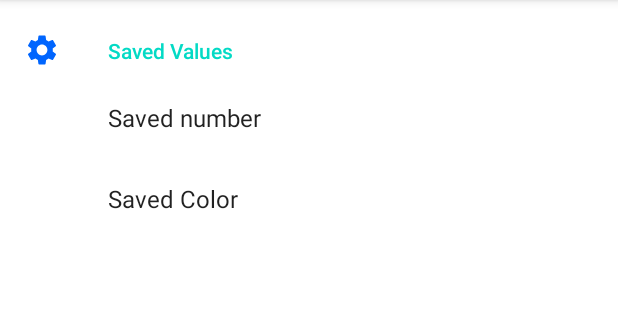
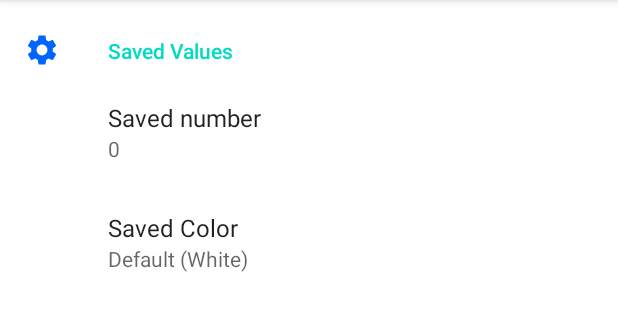
Before and after one commit to gitthebread/AppSettings, an Android app: the SettingsActivity screen opened directly, with no data from a screen before it, on a phone screen of 412 x 824 dp, the part 84-415 px from its top. Run offline under Robolectric (Android 15) with nearby library versions, the phone set to English and light mode, and no system bars; our stand-ins replace androidx.preference.

Commit message:
second commit

```diff
--- a/app/src/main/java/com/example/appsettings/MySettingsFragment.java
+++ b/app/src/main/java/com/example/appsettings/MySettingsFragment.java
@@ -25,6 +25,7 @@ public class MySettingsFragment extends PreferenceFragmentCompat{
     String[] colorValues;
     String[] colorTitles;
     int index;
+    String currentNumber;
 
     public MySettingsFragment(Context _context) {
         this.context = _context;
@@ -39,37 +40,27 @@ public class MySettingsFragment extends PreferenceFragmentCompat{
 
 
         ListPreference displayedColor = (ListPreference) findPreference("displayedColor");
+        if (displayedColor != null) {
             displayedColor.setEntryValues(colorValues);
             CharSequence currentColor = displayedColor.getEntry();
             displayedColor.setSummary(currentColor);
+        }
 
         EditTextPreference displayedNumber = (EditTextPreference) findPreference("displayedNumber");
-        String currentNumber = displayedNumber.getText();
+        if (displayedNumber != null) {
+            currentNumber = displayedNumber.getText();
             displayedNumber.setSummary(currentNumber);
+        }
 
-        displayedNumber.setOnPreferenceChangeListener(new Preference.OnPreferenceChangeListener() {
-            @Override
-            public boolean onPreferenceChange(@NonNull Preference preference, Object newValue) {
-                SharedPreferences pref = PreferenceManager.getDefaultSharedPreferences(context);
-                SharedPreferences.Editor editor = pref.edit();
-                editor.putString("displayedNumber", String.valueOf(newValue));
-                editor.apply();
+        displayedNumber.setOnPreferenceChangeListener((preference, newValue) -> {
             preference.setSummary(String.valueOf(newValue));
             return true;
-            }
         });
 
-        displayedColor.setOnPreferenceChangeListener(new Preference.OnPreferenceChangeListener() {
-            @Override
-            public boolean onPreferenceChange(@NonNull Preference preference, Object newValue) {
-                SharedPreferences pref = PreferenceManager.getDefaultSharedPreferences(context);
-                SharedPreferences.Editor editor = pref.edit();
-                editor.putString("displayedColor", String.valueOf(newValue));
-                editor.apply();
+        displayedColor.setOnPreferenceChangeListener((preference, newValue) -> {
             index = displayedColor.findIndexOfValue(String.valueOf(newValue));
             preference.setSummary(colorTitles[index]);
             return true;
-            }
         });
     }
 }
--- a/app/src/main/res/xml/preferences.xml
+++ b/app/src/main/res/xml/preferences.xml
@@ -9,10 +9,11 @@
             android:inputType = "number"
             android:key="displayedNumber"
             android:title="Saved number"
-            android:summary="0" />
+            android:summary="0"
+            android:defaultValue="0"/>
 
         <ListPreference
-            android:defaultValue="-1"
+            android:defaultValue="#FFFFFF"
             android:key="displayedColor"
             android:title="Saved Color"
             android:entries="@array/prefListTitle"
```
Lines whose indentation alone changed are shown as unchanged.
